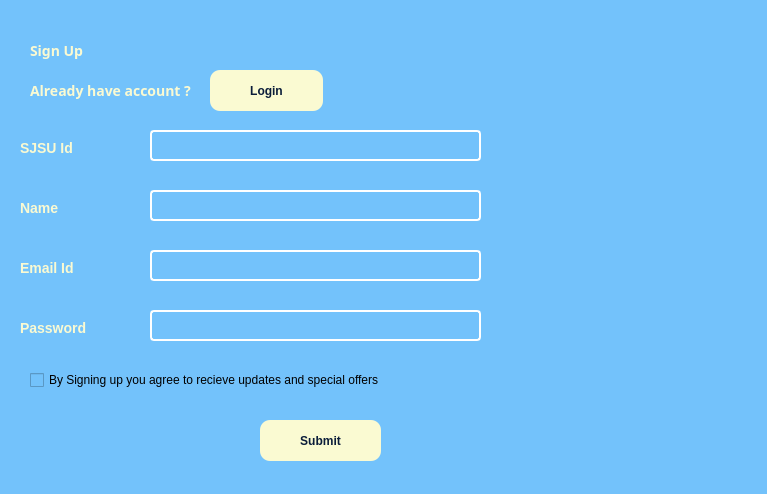
Above: UI_Files/Sign_Up_Dialog.ui from sakotiya/SPARTANRIDESJSU before the change. Below: the same form after it.
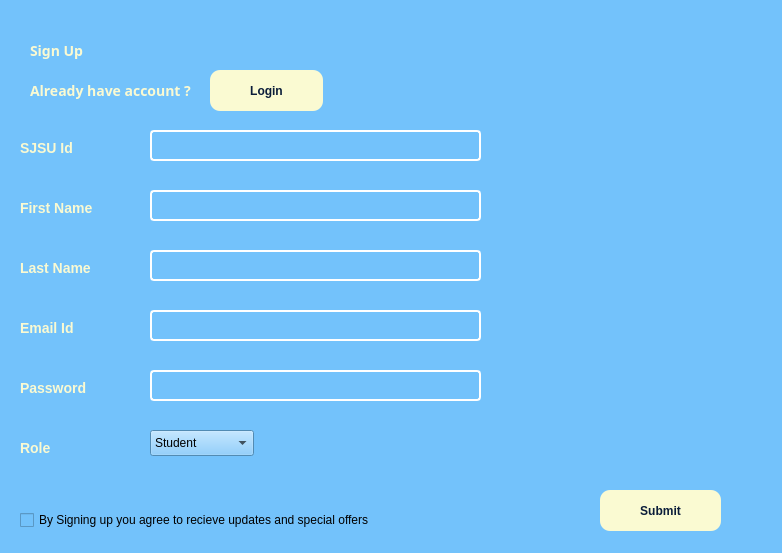
That is the form after the change. Icons and pictures are not drawn.

Diff of the .ui file:
```diff
--- a/UI_Files/Sign_Up_Dialog.ui
+++ b/UI_Files/Sign_Up_Dialog.ui
@@ -6,8 +6,8 @@
    <rect>
     <x>0</x>
     <y>0</y>
-    <width>767</width>
-    <height>494</height>
+    <width>782</width>
+    <height>553</height>
    </rect>
   </property>
   <property name="windowTitle">
@@ -164,7 +164,7 @@
 }</string>
    </property>
    <property name="text">
-    <string>Name</string>
+    <string>First Name</string>
    </property>
    <property name="textFormat">
     <enum>Qt::RichText</enum>
@@ -197,7 +197,7 @@
    <property name="geometry">
     <rect>
      <x>20</x>
-     <y>260</y>
+     <y>320</y>
      <width>111</width>
      <height>16</height>
     </rect>
@@ -242,8 +242,8 @@
   <widget class="QCheckBox" name="Checkbox">
    <property name="geometry">
     <rect>
-     <x>30</x>
-     <y>370</y>
+     <x>20</x>
+     <y>510</y>
      <width>431</width>
      <height>20</height>
     </rect>
@@ -262,8 +262,8 @@
   <widget class="QPushButton" name="Submit">
    <property name="geometry">
     <rect>
-     <x>260</x>
-     <y>420</y>
+     <x>600</x>
+     <y>490</y>
      <width>121</width>
      <height>41</height>
     </rect>
@@ -290,8 +290,8 @@
     <rect>
      <x>510</x>
      <y>100</y>
-     <width>211</width>
-     <height>231</height>
+     <width>241</width>
+     <height>301</height>
     </rect>
    </property>
    <property name="autoFillBackground">
@@ -317,7 +317,7 @@
    <property name="geometry">
     <rect>
      <x>20</x>
-     <y>320</y>
+     <y>380</y>
      <width>111</width>
      <height>16</height>
     </rect>
@@ -359,6 +359,98 @@
 }</string>
    </property>
   </widget>
+  <widget class="QLabel" name="lastname">
+   <property name="geometry">
+    <rect>
+     <x>20</x>
+     <y>260</y>
+     <width>121</width>
+     <height>16</height>
+    </rect>
+   </property>
+   <property name="styleSheet">
+    <string notr="true">QLabel {
+    color: #FAFAD2;
+    font-size: 14px;
+    font-weight: bold;
+}</string>
+   </property>
+   <property name="text">
+    <string>Last Name</string>
+   </property>
+   <property name="textFormat">
+    <enum>Qt::RichText</enum>
+   </property>
+   <property name="scaledContents">
+    <bool>true</bool>
+   </property>
+  </widget>
+  <widget class="QLineEdit" name="passwordQline">
+   <property name="geometry">
+    <rect>
+     <x>150</x>
+     <y>370</y>
+     <width>331</width>
+     <height>31</height>
+    </rect>
+   </property>
+   <property name="styleSheet">
+    <string notr="true">QLineEdit {
+    background-color: transparent;
+    border: 2px solid white;
+    border-radius: 4px;
+    padding: 6px;
+    font-size: 14px;
+    color: yellow;
+}</string>
+   </property>
+  </widget>
+  <widget class="QComboBox" name="rolelabel">
+   <property name="geometry">
+    <rect>
+     <x>150</x>
+     <y>430</y>
+     <width>104</width>
+     <height>26</height>
+    </rect>
+   </property>
+   <item>
+    <property name="text">
+     <string>Student</string>
+    </property>
+   </item>
+   <item>
+    <property name="text">
+     <string>Faculty</string>
+    </property>
+   </item>
+  </widget>
+  <widget class="QLabel" name="role">
+   <property name="geometry">
+    <rect>
+     <x>20</x>
+     <y>440</y>
+     <width>111</width>
+     <height>16</height>
+    </rect>
+   </property>
+   <property name="styleSheet">
+    <string notr="true">QLabel {
+    color: #FAFAD2;
+    font-size: 14px;
+    font-weight: bold;
+}</string>
+   </property>
+   <property name="text">
+    <string>Role</string>
+   </property>
+   <property name="textFormat">
+    <enum>Qt::RichText</enum>
+   </property>
+   <property name="scaledContents">
+    <bool>true</bool>
+   </property>
+  </widget>
  </widget>
  <resources/>
  <connections/>
```
Left out of the diff: 20 changed lines with no effect on the pictures.
